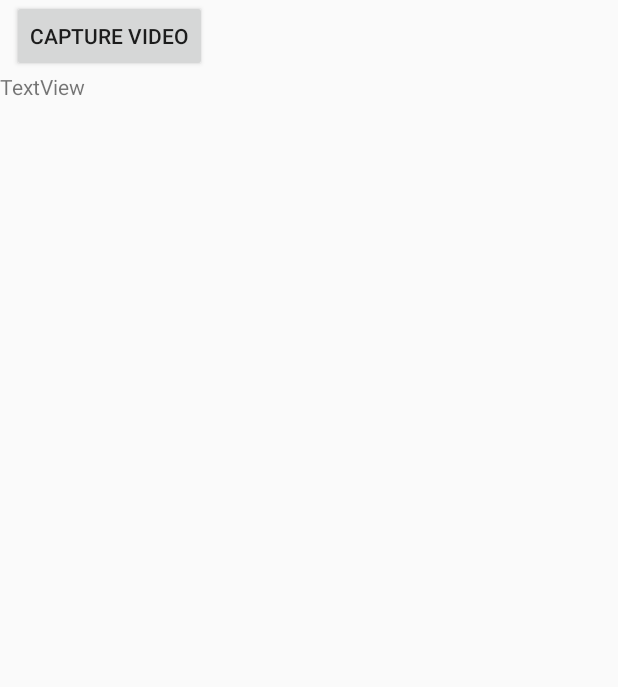
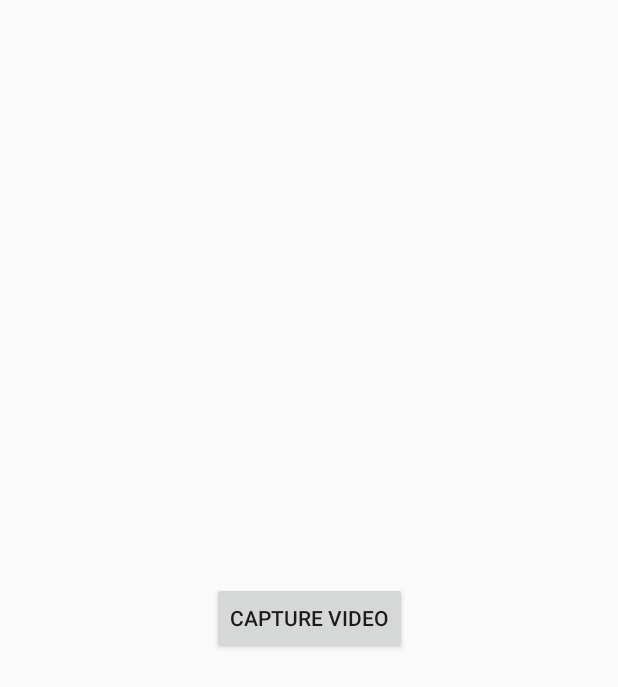
Before and after one commit to VaishakNair/AndroidYieldEstimator, an Android app: the layout activity_web_app.xml on its own in the app's theme, with its tools: preview values and no code run, on a phone screen of 412 x 824 dp. Shown: the top 687 px of the screen. Run offline under Robolectric (Android 15) with nearby library versions, the phone set to English and light mode, and no system bars; network calls fail.

```diff
--- a/app/src/main/java/org/tensorflow/lite/examples/detection/WebAppActivity.java
+++ b/app/src/main/java/org/tensorflow/lite/examples/detection/WebAppActivity.java
@@ -9,8 +9,8 @@ import androidx.appcompat.app.AppCompatActivity;
 public class WebAppActivity extends AppCompatActivity {
 
     @Override
-    public void onCreate(@Nullable Bundle savedInstanceState, @Nullable PersistableBundle persistentState) {
-        super.onCreate(savedInstanceState, persistentState);
+    protected void onCreate(Bundle savedInstanceState) {
+        super.onCreate(savedInstanceState);
         setContentView(R.layout.activity_web_app);
     }
 }
--- a/app/src/main/res/layout/activity_web_app.xml
+++ b/app/src/main/res/layout/activity_web_app.xml
@@ -10,16 +10,10 @@
         android:id="@+id/captureVideoButton"
         android:layout_width="wrap_content"
         android:layout_height="wrap_content"
-        android:layout_marginStart="8dp"
         android:text="@string/capture_video"
+        app:layout_constraintBottom_toBottomOf="parent"
+        app:layout_constraintEnd_toEndOf="parent"
         app:layout_constraintStart_toStartOf="parent"
         app:layout_constraintTop_toTopOf="parent" />
 
-    <TextView
-        android:id="@+id/textView"
-        android:layout_width="wrap_content"
-        android:layout_height="wrap_content"
-        android:text="TextView"
-        app:layout_constraintStart_toStartOf="parent"
-        app:layout_constraintTop_toBottomOf="@+id/captureVideoButton" />
 </androidx.constraintlayout.widget.ConstraintLayout>
```
